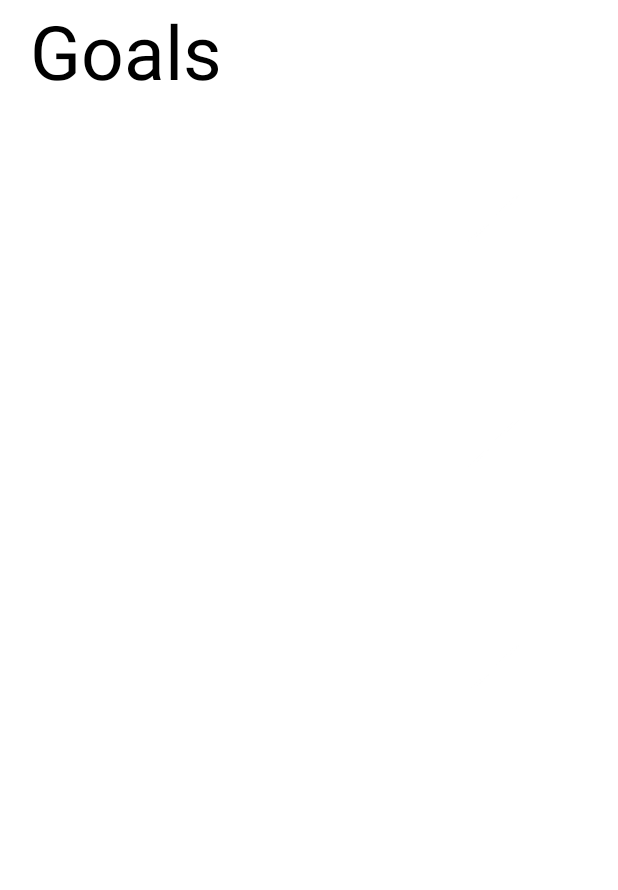
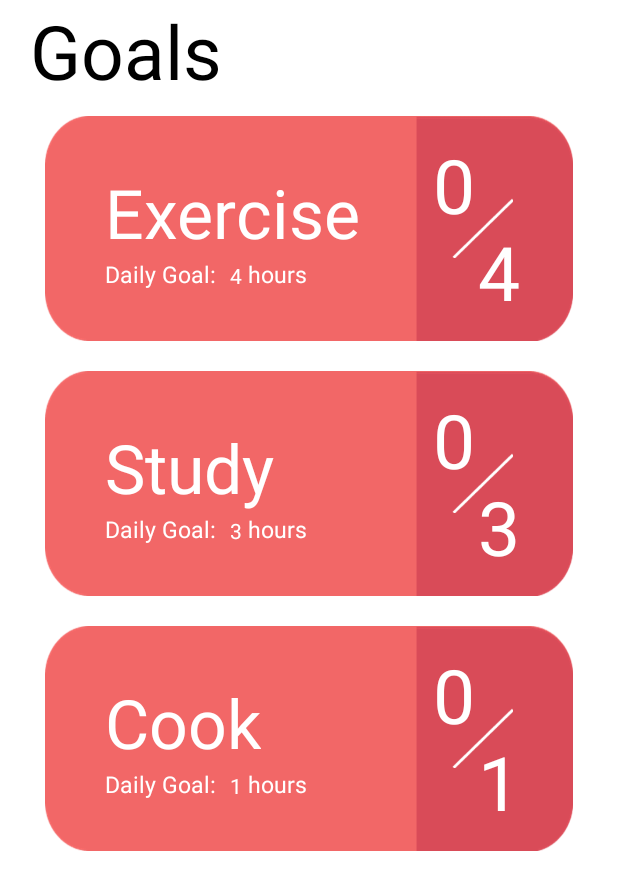
Before and after one commit to nappalion/ProducTIV, an Android app: the fragment GoalsFragment shown on its own in the app's theme, on a phone screen of 412 x 824 dp. Shown: the top 890 px of the screen. Run offline under Robolectric (Android 15) with nearby library versions, the light colour scheme and no system bars; Roboto replaces fonts that are not available here.

Commit message:
Fix RecyclerView by setting background in XML

```diff
--- a/app/src/main/java/com/example/productiv/adapters/GoalsAdapter.java
+++ b/app/src/main/java/com/example/productiv/adapters/GoalsAdapter.java
@@ -20,16 +20,18 @@ public class GoalsAdapter extends RecyclerView.Adapter<GoalsAdapter.ViewHolder>
     public static final String TAG = "GoalsAdapter";
 
     private List<UserGoals> userGoals;
+    Context context;
 
-    public GoalsAdapter(List<UserGoals> userGoals) {
+    public GoalsAdapter(List<UserGoals> userGoals, Context context) {
         this.userGoals = userGoals;
+        this.context = context;
     }
 
 
     // Inflates the layout from XML and returns the holder
     @NonNull
     @Override
-    public GoalsAdapter.ViewHolder onCreateViewHolder(@NonNull ViewGroup parent, int viewType) {
+    public ViewHolder onCreateViewHolder(@NonNull ViewGroup parent, int viewType) {
         Context context = parent.getContext();
         LayoutInflater inflater = LayoutInflater.from(context);
 
@@ -76,6 +78,7 @@ public class GoalsAdapter extends RecyclerView.Adapter<GoalsAdapter.ViewHolder>
 
         public void bind(UserGoals userGoal) {
             // Set item views based on your views and data model
+            Log.i(TAG, userGoal.getGoalName());
             tvGoal.setText(userGoal.getGoalName());
             tvDailyGoal.setText(Integer.toString(userGoal.getDailyGoal()));
             tvCurrentTime.setText(Integer.toString(userGoal.getCurrentTime()));
--- a/app/src/main/java/com/example/productiv/fragments/GoalsFragment.java
+++ b/app/src/main/java/com/example/productiv/fragments/GoalsFragment.java
@@ -6,6 +6,7 @@ import androidx.fragment.app.Fragment;
 import androidx.recyclerview.widget.LinearLayoutManager;
 import androidx.recyclerview.widget.RecyclerView;
 
+import android.util.Log;
 import android.view.LayoutInflater;
 import android.view.View;
 import android.view.ViewGroup;
@@ -21,6 +22,7 @@ public class GoalsFragment extends Fragment {
 
     RecyclerView rvGoals;
     List<UserGoals> sampleGoals;
+    public static final String TAG = "GoalsFragment";
 
     public GoalsFragment() {
         // Required empty public constructor
@@ -43,13 +45,14 @@ public class GoalsFragment extends Fragment {
         // Lookup the recyclerview in activity layout
         rvGoals = (RecyclerView) getView().findViewById(R.id.rvGoals);
 
-        // Set Layout manager to position the items
-        rvGoals.setLayoutManager(new LinearLayoutManager(getContext()));
-
         // Create adapter passing in the user data
-        GoalsAdapter adapter = new GoalsAdapter(sampleGoals);
+        GoalsAdapter adapter = new GoalsAdapter(sampleGoals, getContext());
         // Attach the adapter to the recyclerview to populate items
         rvGoals.setAdapter(adapter);
+
+        // Set Layout manager to position the items
+        rvGoals.setLayoutManager(new LinearLayoutManager(getActivity()));
+        Log.i(TAG, adapter.getItemCount() + "");
     }
 
     @Override
--- a/app/src/main/res/layout/item_goal.xml
+++ b/app/src/main/res/layout/item_goal.xml
@@ -1,20 +1,18 @@
 <?xml version="1.0" encoding="utf-8"?>
-<LinearLayout xmlns:android="http://schemas.android.com/apk/res/android"
+<RelativeLayout xmlns:android="http://schemas.android.com/apk/res/android"
     android:id="@+id/goalContainer"
     android:layout_width="match_parent"
     android:layout_height="150sp"
     xmlns:tools="http://schemas.android.com/tools"
-    tools:background="@drawable/default_goal">
-
-    <RelativeLayout
-        android:layout_width="match_parent"
-        android:layout_height="match_parent">
+    android:background="@drawable/default_goal"
+    android:orientation="vertical"
+    android:layout_margin="10sp">
 
         <RelativeLayout
             android:layout_width="wrap_content"
             android:layout_height="wrap_content"
             android:layout_centerVertical="true"
-            android:layout_marginLeft="40sp">
+            android:layout_marginStart="40sp">
 
             <TextView
                 android:id="@+id/tvGoal"
@@ -38,8 +36,8 @@
                 android:layout_width="wrap_content"
                 android:layout_height="wrap_content"
                 android:layout_alignBottom="@id/tvDGHeading"
-                android:layout_marginLeft="5sp"
-                android:layout_toRightOf="@+id/tvDGHeading"
+                android:layout_marginStart="5sp"
+                android:layout_toEndOf="@+id/tvDGHeading"
                 android:textColor="@color/white"
                 tools:text="4" />
 
@@ -48,7 +46,7 @@
                 android:layout_width="wrap_content"
                 android:layout_height="wrap_content"
                 android:layout_below="@id/tvGoal"
-                android:layout_toRightOf="@+id/tvDailyGoal"
+                android:layout_toEndOf="@+id/tvDailyGoal"
                 android:text=" hours"
                 android:textColor="@color/white"
                 android:textSize="15sp" />
@@ -58,16 +56,16 @@
         <RelativeLayout
             android:layout_width="wrap_content"
             android:layout_height="wrap_content"
-            android:layout_alignParentRight="true"
+            android:layout_alignParentEnd="true"
             android:layout_centerVertical="true"
-            android:layout_marginRight="35sp">
+            android:layout_marginEnd="35sp">
 
             <TextView
                 android:id="@+id/tvCurrentTime"
                 android:layout_width="wrap_content"
                 android:layout_height="wrap_content"
                 android:paddingBottom="15sp"
-                android:paddingRight="30sp"
+                android:paddingEnd="30sp"
                 android:textColor="@color/white"
                 android:textSize="50sp"
                 tools:text="0" />
@@ -78,14 +76,14 @@
                 android:layout_height="40sp"
                 android:src="@drawable/fraction_icon"
                 android:layout_alignBottom="@id/tvCurrentTime"
-                android:layout_alignRight="@id/tvCurrentTime"/>
+                android:layout_alignEnd="@id/tvCurrentTime"/>
 
             <TextView
                 android:id="@+id/tvGoalTime"
                 android:layout_width="wrap_content"
                 android:layout_height="wrap_content"
                 android:layout_alignTop="@id/ivFraction"
-                android:paddingLeft="30sp"
+                android:paddingStart="30sp"
                 android:paddingTop="15sp"
                 android:textColor="@color/white"
                 android:textSize="50sp"
@@ -93,6 +91,4 @@
 
         </RelativeLayout>
 
-    </RelativeLayout>
-
-</LinearLayout>
+</RelativeLayout>
```
